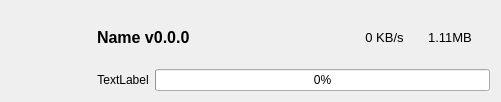
Old version of the form src/ui/download/qaria2downloaderitemwidget.ui in the repository kaniol-lck/modmanager.
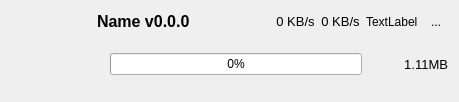
New version of the form. Icons and pictures are not drawn.

Commit message: add download pause/start

Diff of the .ui file:
```diff
--- a/src/ui/download/qaria2downloaderitemwidget.ui
+++ b/src/ui/download/qaria2downloaderitemwidget.ui
@@ -6,7 +6,7 @@
    <rect>
     <x>0</x>
     <y>0</y>
-    <width>501</width>
+    <width>459</width>
     <height>92</height>
    </rect>
   </property>
@@ -105,25 +105,13 @@
       </widget>
      </item>
      <item>
-      <widget class="QLabel" name="downloadSizeText">
+      <widget class="QLabel" name="uploadSpeedText">
        <property name="sizePolicy">
-        <sizepolicy hsizetype="Fixed" vsizetype="Preferred">
+        <sizepolicy hsizetype="Preferred" vsizetype="Preferred">
          <horstretch>0</horstretch>
          <verstretch>0</verstretch>
         </sizepolicy>
        </property>
-       <property name="minimumSize">
-        <size>
-         <width>80</width>
-         <height>0</height>
-        </size>
-       </property>
-       <property name="maximumSize">
-        <size>
-         <width>80</width>
-         <height>16777215</height>
-        </size>
-       </property>
        <property name="font">
         <font>
          <pointsize>10</pointsize>
@@ -133,17 +121,13 @@
         <string notr="true"/>
        </property>
        <property name="text">
-        <string>1.11MB</string>
+        <string>0 KB/s</string>
        </property>
        <property name="alignment">
         <set>Qt::AlignCenter</set>
        </property>
       </widget>
      </item>
-    </layout>
-   </item>
-   <item row="1" column="1">
-    <layout class="QHBoxLayout" name="horizontalLayout">
      <item>
       <widget class="QLabel" name="downloaStatus">
        <property name="sizePolicy">
@@ -159,17 +143,83 @@
         <string>TextLabel</string>
        </property>
        <property name="alignment">
-        <set>Qt::AlignCenter</set>
+        <set>Qt::AlignLeading|Qt::AlignLeft|Qt::AlignVCenter</set>
+       </property>
+      </widget>
+     </item>
+     <item>
+      <widget class="QToolButton" name="pauseButton">
+       <property name="text">
+        <string>...</string>
+       </property>
+       <property name="icon">
+        <iconset theme="media-playback-pause"/>
+       </property>
+       <property name="autoRaise">
+        <bool>true</bool>
+       </property>
+      </widget>
+     </item>
+    </layout>
+   </item>
+   <item row="1" column="1">
+    <layout class="QHBoxLayout" name="horizontalLayout">
+     <item>
+      <widget class="QLabel" name="filename">
+       <property name="text">
+        <string/>
        </property>
       </widget>
      </item>
      <item>
       <widget class="QProgressBar" name="downloadProgress">
+       <property name="sizePolicy">
+        <sizepolicy hsizetype="Expanding" vsizetype="Fixed">
+         <horstretch>0</horstretch>
+         <verstretch>0</verstretch>
+        </sizepolicy>
+       </property>
        <property name="value">
         <number>0</number>
        </property>
       </widget>
      </item>
+     <item>
+      <widget class="QLabel" name="downloadSizeText">
+       <property name="sizePolicy">
+        <sizepolicy hsizetype="Maximum" vsizetype="Preferred">
+         <horstretch>0</horstretch>
+         <verstretch>0</verstretch>
+        </sizepolicy>
+       </property>
+       <property name="minimumSize">
+        <size>
+         <width>80</width>
+         <height>0</height>
+        </size>
+       </property>
+       <property name="maximumSize">
+        <size>
+         <width>80</width>
+         <height>16777215</height>
+        </size>
+       </property>
+       <property name="font">
+        <font>
+         <pointsize>10</pointsize>
+        </font>
+       </property>
+       <property name="toolTip">
+        <string notr="true"/>
+       </property>
+       <property name="text">
+        <string>1.11MB</string>
+       </property>
+       <property name="alignment">
+        <set>Qt::AlignRight|Qt::AlignTrailing|Qt::AlignVCenter</set>
+       </property>
+      </widget>
+     </item>
     </layout>
    </item>
   </layout>
```
The commit also changes 16 other files.
